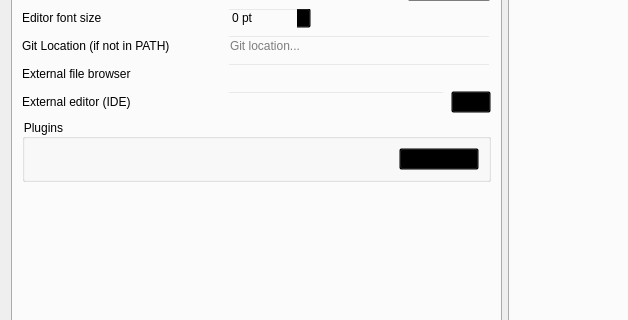
This is src/big_widgets/ConfigWidget.ui in francescmm/GitQlient as Qt 5 draws it before an edit; both pictures show x 0 to 628 and y 123 to 443 of the 781 by 733 pixel window. The edited form follows.
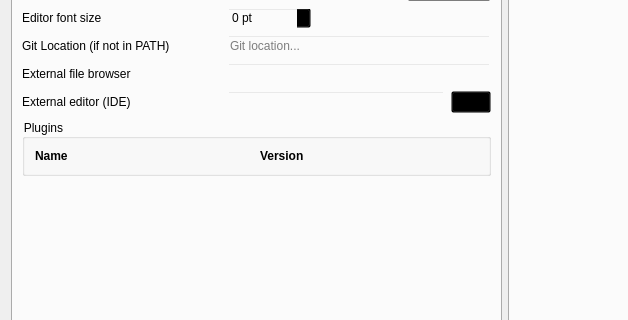
This is the edited form. Icons and pictures are not drawn. Custom widgets are drawn as their Qt base class.

Commit message: Modifying structure of reading plugins

Patch:
```diff
--- a/src/big_widgets/ConfigWidget.ui
+++ b/src/big_widgets/ConfigWidget.ui
@@ -320,33 +320,42 @@
             <property name="title">
              <string>Plugins</string>
             </property>
-            <layout class="QVBoxLayout" name="verticalLayout_5">
-             <item>
-              <layout class="QGridLayout" name="pluginsLayout"/>
+            <layout class="QGridLayout" name="pluginsLayout">
+             <property name="leftMargin">
+              <number>10</number>
+             </property>
+             <property name="topMargin">
+              <number>10</number>
+             </property>
+             <property name="rightMargin">
+              <number>10</number>
+             </property>
+             <property name="bottomMargin">
+              <number>10</number>
+             </property>
+             <item row="0" column="0">
+              <widget class="QLabel" name="label_28">
+               <property name="font">
+                <font>
+                 <bold>true</bold>
+                </font>
+               </property>
+               <property name="text">
+                <string>Name</string>
+               </property>
+              </widget>
              </item>
-             <item>
-              <layout class="QHBoxLayout" name="horizontalLayout_6">
-               <item>
-                <spacer name="horizontalSpacer_5">
-                 <property name="orientation">
-                  <enum>Qt::Horizontal</enum>
-                 </property>
-                 <property name="sizeHint" stdset="0">
-                  <size>
-                   <width>40</width>
-                   <height>20</height>
-                  </size>
-                 </property>
-                </spacer>
-               </item>
-               <item>
-                <widget class="QPushButton" name="pbRefreshPlugins">
-                 <property name="text">
-                  <string>Refresh</string>
-                 </property>
-                </widget>
-               </item>
-              </layout>
+             <item row="0" column="1">
+              <widget class="QLabel" name="label_29">
+               <property name="font">
+                <font>
+                 <bold>true</bold>
+                </font>
+               </property>
+               <property name="text">
+                <string>Version</string>
+               </property>
+              </widget>
              </item>
             </layout>
            </widget>
```
Left out of the diff: 2 changed lines with no effect on the pictures. The commit also changes 6 other files.
